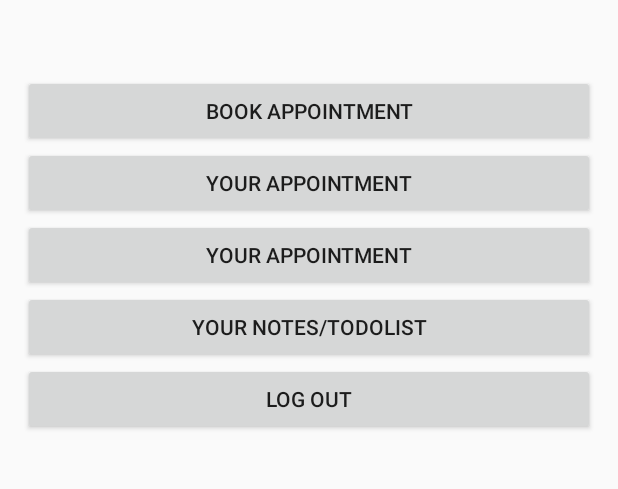
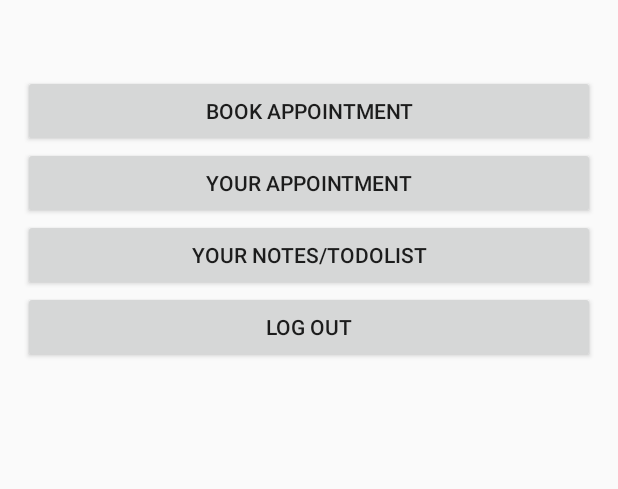
Before and after one commit to jojuo123/OnlineTherapist, an Android app: the HomeActivity screen opened directly, with no data from a screen before it, on a phone screen of 412 x 824 dp, the part 222-711 px from its top. Run offline under Robolectric (Android 15) with nearby library versions, the phone set to English and light mode, and no system bars; our stand-ins replace Firebase (no records; nobody signed in at launch, a user with empty details on screens opened directly).

Commit message:
chỉnh lại Login

```diff
--- a/app/src/main/java/com/example/onlinetherapist/homescreen/HomeActivity.java
+++ b/app/src/main/java/com/example/onlinetherapist/homescreen/HomeActivity.java
@@ -17,6 +17,7 @@ import com.example.onlinetherapist.appointment.BookAppointmentActivity;
 import com.example.onlinetherapist.appointment.BookAppointmentPresenter;
 import com.example.onlinetherapist.appointment.ViewAppointmentActivity;
 import com.example.onlinetherapist.appointment.therapist.TherapistViewAppointmentActivity;
+import com.example.onlinetherapist.noteadvice.patient.NoteAdvicePatientActivity;
 
 public class HomeActivity extends AppCompatActivity implements IHomeView {
 
@@ -86,6 +87,12 @@ public class HomeActivity extends AppCompatActivity implements IHomeView {
         SharedPreferences.Editor editor = preferences.edit();
         editor.putString("fcm_token_value",getIntent().getStringExtra("fcm_token"));
         editor.apply();
+
+        ((Button)this.findViewById(R.id.patient_view_notes)).setOnClickListener(v -> {
+            Intent intent = new Intent(this.getApplicationContext(), NoteAdvicePatientActivity.class);
+            intent.putExtra("username", SavedCurrentUsername());
+            startActivity(intent);
+        });
     }
 
     private void SendFCMTokenToDatabase() {
--- a/app/src/main/res/layout/activity_home.xml
+++ b/app/src/main/res/layout/activity_home.xml
@@ -56,14 +56,6 @@
             android:layout_gravity="center"
             android:layout_width="match_parent"
             android:layout_height="wrap_content"
-            android:id="@+id/patient_view_app"
-            android:text="Your Appointment" />
-        <Button
-            android:layout_marginStart="15dp"
-            android:layout_marginEnd="15dp"
-            android:layout_gravity="center"
-            android:layout_width="match_parent"
-            android:layout_height="wrap_content"
             android:id="@+id/patient_view_notes"
             android:text="Your Notes/Todolist" />
 
```
Also changed, not shown: app/src/main/java/com/example/onlinetherapist/homescreen/therapist/TherapistHomeActivity.java (+7 -15 lines).
